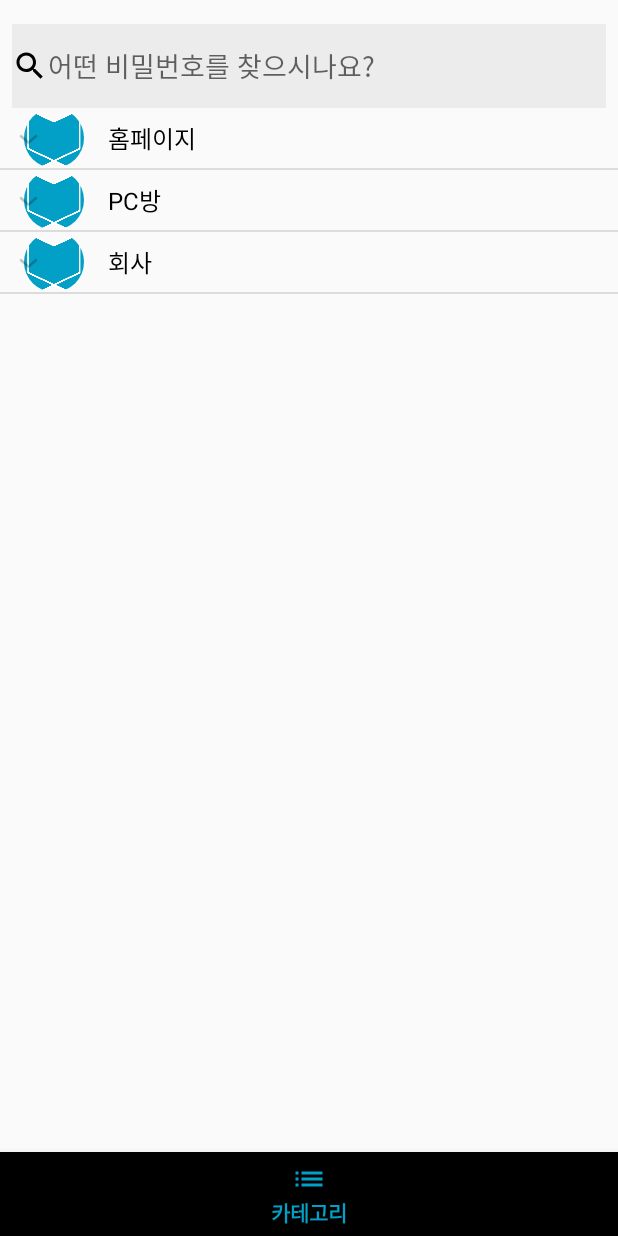
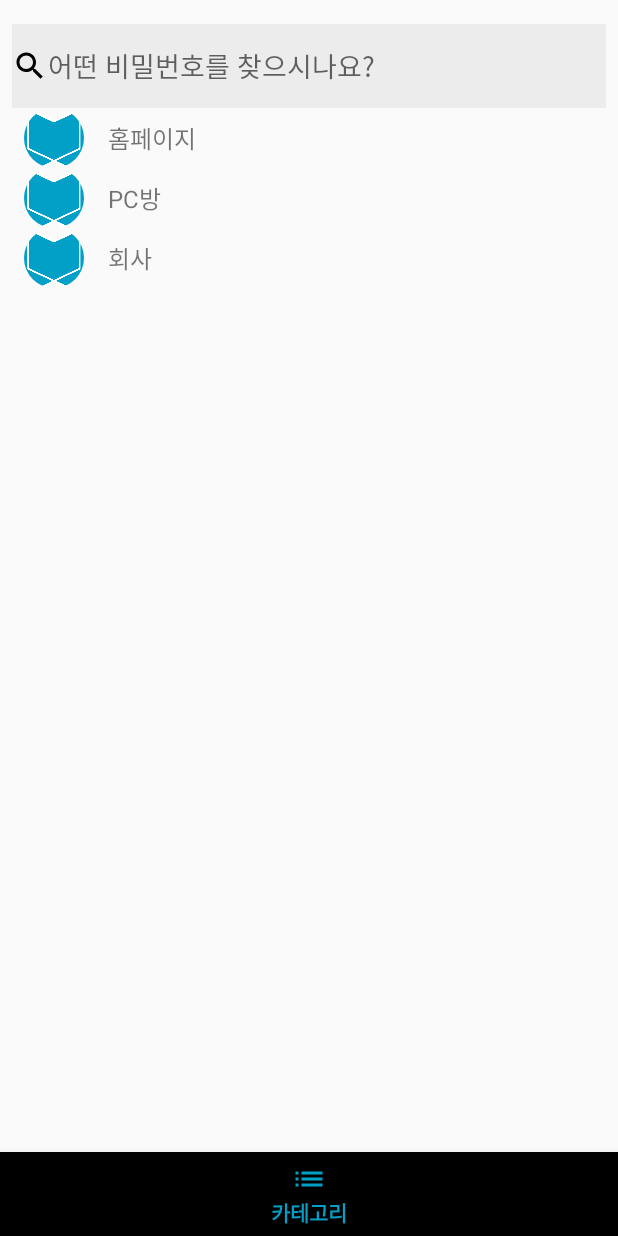
Before and after one commit to LDongGyu/KeyBoard, an Android app: the screen it shows after launch (MainActivity), item 2 of the bottom bar chosen, on a phone screen of 412 x 824 dp. Run offline under Robolectric (Android 15) with nearby library versions, the phone set to English and light mode, and no system bars; our stand-ins replace CircleImageView.

Commit message:
refactor: AllFragment initData fun 구현

```diff
--- a/app/src/main/java/com/example/keyboard/fragment/AllFragment.kt
+++ b/app/src/main/java/com/example/keyboard/fragment/AllFragment.kt
@@ -32,13 +32,7 @@ class AllFragment : Fragment() {
         inflater: LayoutInflater, container: ViewGroup?,
         savedInstanceState: Bundle?
     ): View? {
-        // Inflate the layout for this fragment
-        var icon = Icon.createWithResource(context,R.drawable.logo)
-        var temp1 = KeyItem(icon,"네이버","홈페이지")
-        var temp2 = KeyItem(icon,"카카오","SNS")
-        var temp3 = KeyItem(icon, "인스타그램", "SNS")
-        var temp4 = KeyItem(icon, "본스", "피씨방")
-        var data = listOf(temp1,temp2,temp3,temp4)
+        var data = initData()
 
         var keyListAdapter = KeyListViewAdapter(data)
 
@@ -49,4 +43,15 @@ class AllFragment : Fragment() {
 
         return view
     }
+
+    fun initData(): List<KeyItem>{
+        var icon = Icon.createWithResource(context,R.drawable.logo)
+        var temp1 = KeyItem(icon,"네이버","홈페이지")
+        var temp2 = KeyItem(icon,"카카오","SNS")
+        var temp3 = KeyItem(icon, "인스타그램", "SNS")
+        var temp4 = KeyItem(icon, "본스", "피씨방")
+        var data = listOf(temp1,temp2,temp3,temp4)
+
+        return data
+    }
 }
--- a/app/src/main/res/layout/category_parent_item.xml
+++ b/app/src/main/res/layout/category_parent_item.xml
@@ -19,7 +19,6 @@
         android:layout_width="wrap_content"
         android:layout_height="wrap_content"
         android:textSize="16dp"
-        android:textColor="#000000"
         android:layout_marginLeft="16dp"
         app:layout_constraintTop_toTopOf="parent"
         app:layout_constraintStart_toEndOf="@+id/categoryImg"
--- a/app/src/main/res/layout/fragment_category.xml
+++ b/app/src/main/res/layout/fragment_category.xml
@@ -7,6 +7,9 @@
     <ExpandableListView
         android:id="@+id/categoryListView"
         android:layout_width="match_parent"
-        android:layout_height="match_parent"/>
+        android:layout_height="match_parent"
+        android:divider="@null"
+        android:childDivider="@null"
+        android:groupIndicator="@null"/>
 
 </androidx.constraintlayout.widget.ConstraintLayout>
--- a/app/src/main/res/layout/key_item.xml
+++ b/app/src/main/res/layout/key_item.xml
@@ -21,7 +21,6 @@
         android:layout_width="wrap_content"
         android:layout_height="wrap_content"
         android:textSize="16dp"
-        android:textColor="#000000"
         android:layout_marginLeft="16dp"
         app:layout_constraintTop_toTopOf="parent"
         app:layout_constraintStart_toEndOf="@+id/iconImg"
@@ -32,7 +31,6 @@
         android:layout_width="wrap_content"
         android:layout_height="wrap_content"
         android:textSize="16dp"
-        android:textColor="#000000"
         android:layout_marginLeft="16dp"
         app:layout_constraintTop_toBottomOf="@id/titleTxt"
         app:layout_constraintStart_toEndOf="@+id/iconImg"
```
Also changed, not shown: app/src/main/res/layout/category_child_item.xml (+5 -2 lines).
